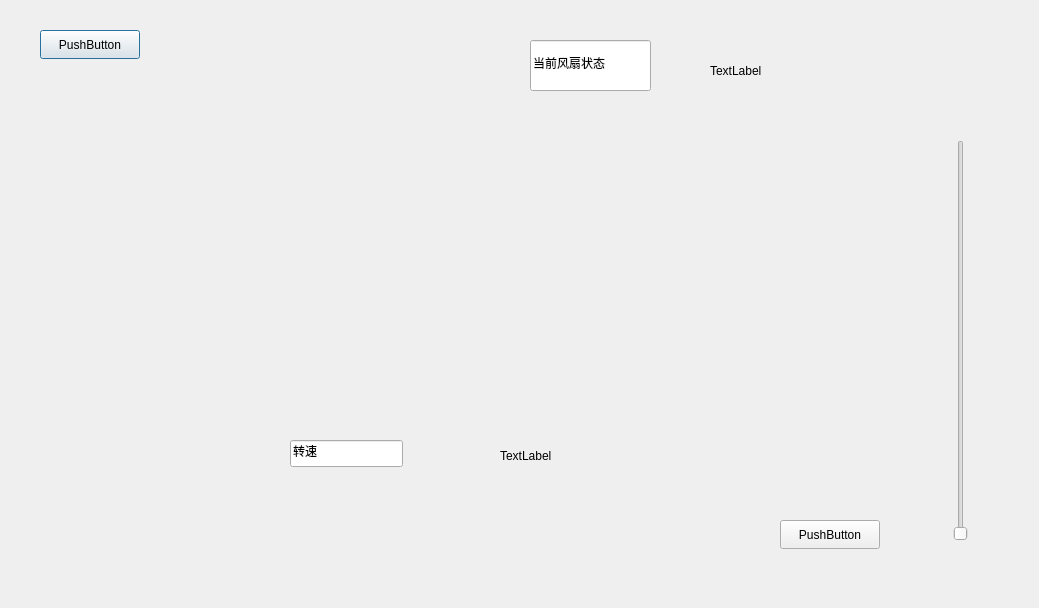
First picture: the form in fandialog.ui, repository peng123-pmg/yyz, before the edit.
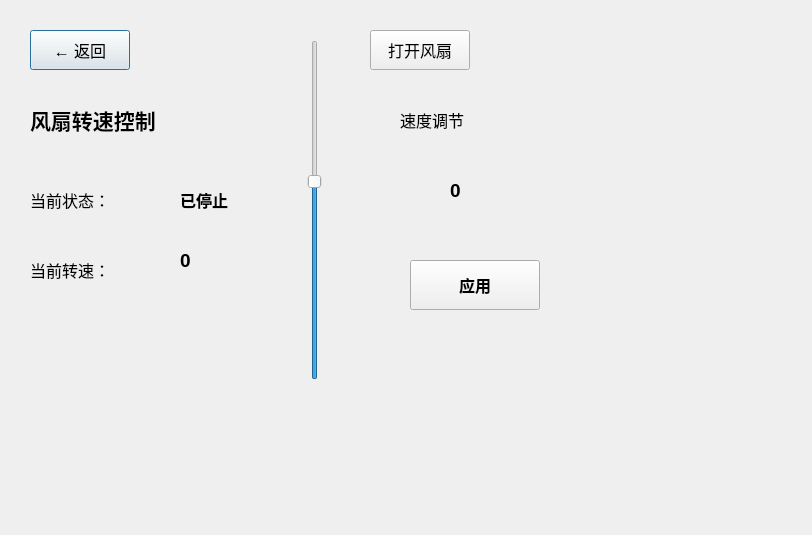
Second picture: the form after the edit.

```diff
--- a/fandialog.ui
+++ b/fandialog.ui
@@ -6,104 +6,226 @@
    <rect>
     <x>0</x>
     <y>0</y>
-    <width>1039</width>
-    <height>608</height>
+    <width>812</width>
+    <height>535</height>
    </rect>
   </property>
+  <property name="sizePolicy">
+   <sizepolicy hsizetype="Expanding" vsizetype="Expanding">
+    <horstretch>0</horstretch>
+    <verstretch>0</verstretch>
+   </sizepolicy>
+  </property>
   <property name="windowTitle">
    <string>Dialog</string>
   </property>
   <widget class="QPushButton" name="backbtn">
    <property name="geometry">
     <rect>
-     <x>40</x>
+     <x>30</x>
      <y>30</y>
      <width>100</width>
-     <height>29</height>
+     <height>40</height>
     </rect>
    </property>
-   <property name="text">
-    <string>PushButton</string>
+   <property name="font">
+    <font>
+     <pointsize>12</pointsize>
+    </font>
    </property>
-  </widget>
-  <widget class="QPushButton" name="commitbtn">
-   <property name="geometry">
-    <rect>
-     <x>780</x>
-     <y>520</y>
-     <width>100</width>
-     <height>29</height>
-    </rect>
-   </property>
    <property name="text">
-    <string>PushButton</string>
+    <string>← 返回</string>
    </property>
   </widget>
-  <widget class="QLineEdit" name="lineEdit_2">
+  <widget class="QLabel" name="label_title">
    <property name="geometry">
     <rect>
-     <x>530</x>
-     <y>40</y>
-     <width>121</width>
-     <height>51</height>
+     <x>30</x>
+     <y>100</y>
+     <width>200</width>
+     <height>40</height>
     </rect>
    </property>
+   <property name="font">
+    <font>
+     <pointsize>16</pointsize>
+     <bold>true</bold>
+    </font>
+   </property>
    <property name="text">
-    <string>当前风扇状态</string>
+    <string>风扇转速控制</string>
    </property>
   </widget>
-  <widget class="QLineEdit" name="lineEdit_4">
+  <widget class="QLabel" name="label_state">
    <property name="geometry">
     <rect>
-     <x>290</x>
-     <y>440</y>
-     <width>113</width>
-     <height>27</height>
+     <x>30</x>
+     <y>180</y>
+     <width>150</width>
+     <height>40</height>
     </rect>
    </property>
+   <property name="font">
+    <font>
+     <pointsize>12</pointsize>
+    </font>
+   </property>
    <property name="text">
-    <string>转速</string>
+    <string>当前状态：</string>
    </property>
   </widget>
   <widget class="QLabel" name="fanstate">
    <property name="geometry">
     <rect>
-     <x>710</x>
-     <y>20</y>
-     <width>91</width>
-     <height>101</height>
+     <x>180</x>
+     <y>180</y>
+     <width>150</width>
+     <height>40</height>
     </rect>
    </property>
+   <property name="font">
+    <font>
+     <pointsize>12</pointsize>
+     <bold>true</bold>
+    </font>
+   </property>
    <property name="text">
-    <string>TextLabel</string>
+    <string>已停止</string>
+   </property>
+  </widget>
+  <widget class="QLabel" name="label_speed">
+   <property name="geometry">
+    <rect>
+     <x>30</x>
+     <y>250</y>
+     <width>150</width>
+     <height>40</height>
+    </rect>
+   </property>
+   <property name="font">
+    <font>
+     <pointsize>12</pointsize>
+    </font>
+   </property>
+   <property name="text">
+    <string>当前转速：</string>
    </property>
   </widget>
   <widget class="QLabel" name="fanspeed">
    <property name="geometry">
     <rect>
-     <x>500</x>
-     <y>430</y>
-     <width>131</width>
-     <height>51</height>
+     <x>450</x>
+     <y>170</y>
+     <width>150</width>
+     <height>40</height>
     </rect>
    </property>
+   <property name="font">
+    <font>
+     <pointsize>14</pointsize>
+     <bold>true</bold>
+    </font>
+   </property>
    <property name="text">
-    <string>TextLabel</string>
+    <string>0</string>
    </property>
   </widget>
-  <widget class="QSlider" name="verticalSlider">
+  <widget class="QLabel" name="label_slider">
    <property name="geometry">
     <rect>
-     <x>940</x>
-     <y>140</y>
-     <width>41</width>
-     <height>401</height>
+     <x>400</x>
+     <y>100</y>
+     <width>100</width>
+     <height>40</height>
     </rect>
+   </property>
+   <property name="font">
+    <font>
+     <pointsize>12</pointsize>
+    </font>
+   </property>
+   <property name="text">
+    <string>速度调节</string>
+   </property>
+  </widget>
+  <widget class="QSlider" name="fanSlider">
+   <property name="geometry">
+    <rect>
+     <x>290</x>
+     <y>40</y>
+     <width>50</width>
+     <height>340</height>
+    </rect>
+   </property>
+   <property name="minimum">
+    <number>0</number>
+   </property>
+   <property name="maximum">
+    <number>255</number>
+   </property>
+   <property name="value">
+    <number>150</number>
    </property>
    <property name="orientation">
     <enum>Qt::Vertical</enum>
    </property>
   </widget>
+  <widget class="QPushButton" name="commitbtn">
+   <property name="geometry">
+    <rect>
+     <x>410</x>
+     <y>260</y>
+     <width>130</width>
+     <height>50</height>
+    </rect>
+   </property>
+   <property name="font">
+    <font>
+     <pointsize>12</pointsize>
+     <bold>true</bold>
+    </font>
+   </property>
+   <property name="text">
+    <string>应用</string>
+   </property>
+  </widget>
+  <widget class="QPushButton" name="fanopen">
+   <property name="geometry">
+    <rect>
+     <x>370</x>
+     <y>30</y>
+     <width>100</width>
+     <height>40</height>
+    </rect>
+   </property>
+   <property name="font">
+    <font>
+     <pointsize>12</pointsize>
+    </font>
+   </property>
+   <property name="text">
+    <string>打开风扇</string>
+   </property>
+  </widget>
+  <widget class="QLabel" name="truespeed">
+   <property name="geometry">
+    <rect>
+     <x>180</x>
+     <y>240</y>
+     <width>150</width>
+     <height>40</height>
+    </rect>
+   </property>
+   <property name="font">
+    <font>
+     <pointsize>14</pointsize>
+     <bold>true</bold>
+    </font>
+   </property>
+   <property name="text">
+    <string>0</string>
+   </property>
+  </widget>
  </widget>
  <resources/>
  <connections/>
```
Left out of the diff: 2 changed lines with no effect on the pictures.
